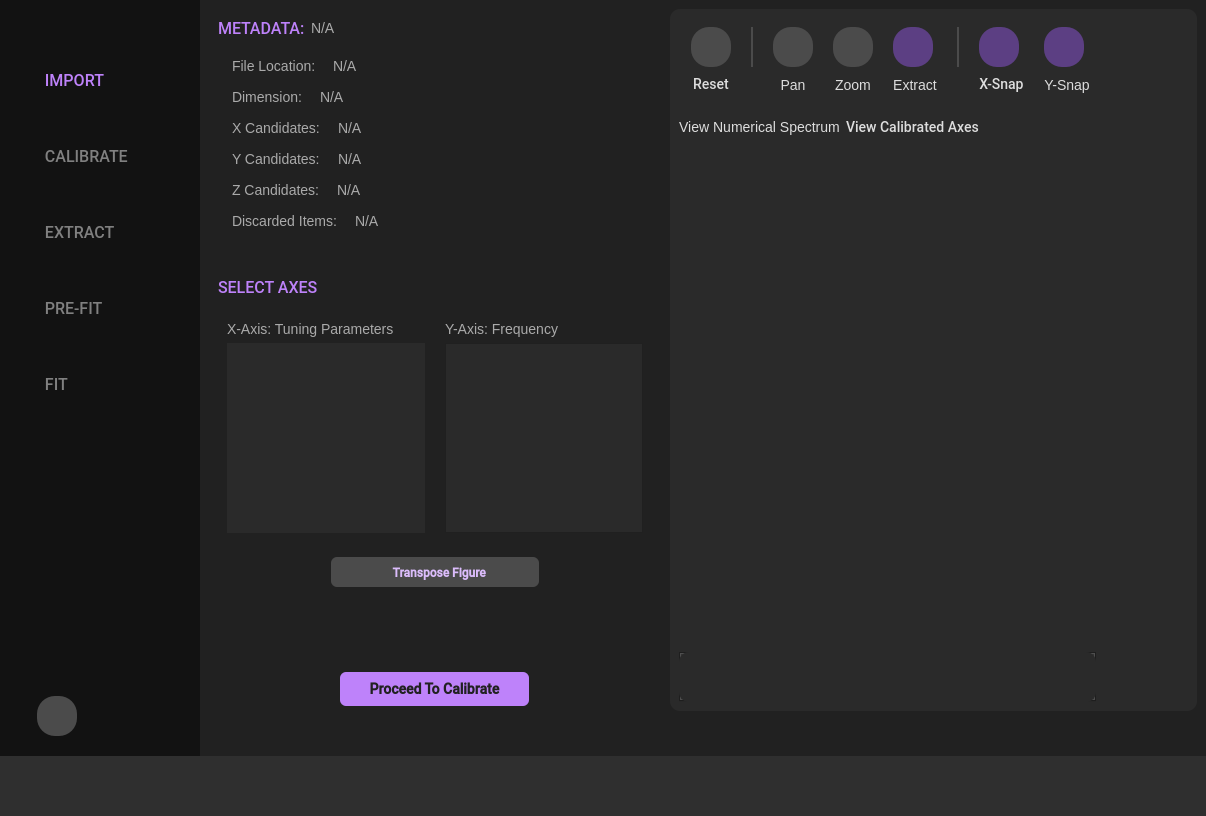
The window that resources/ui_window.ui (scqubits/qfit) describes before a commit, drawn with Qt 5.
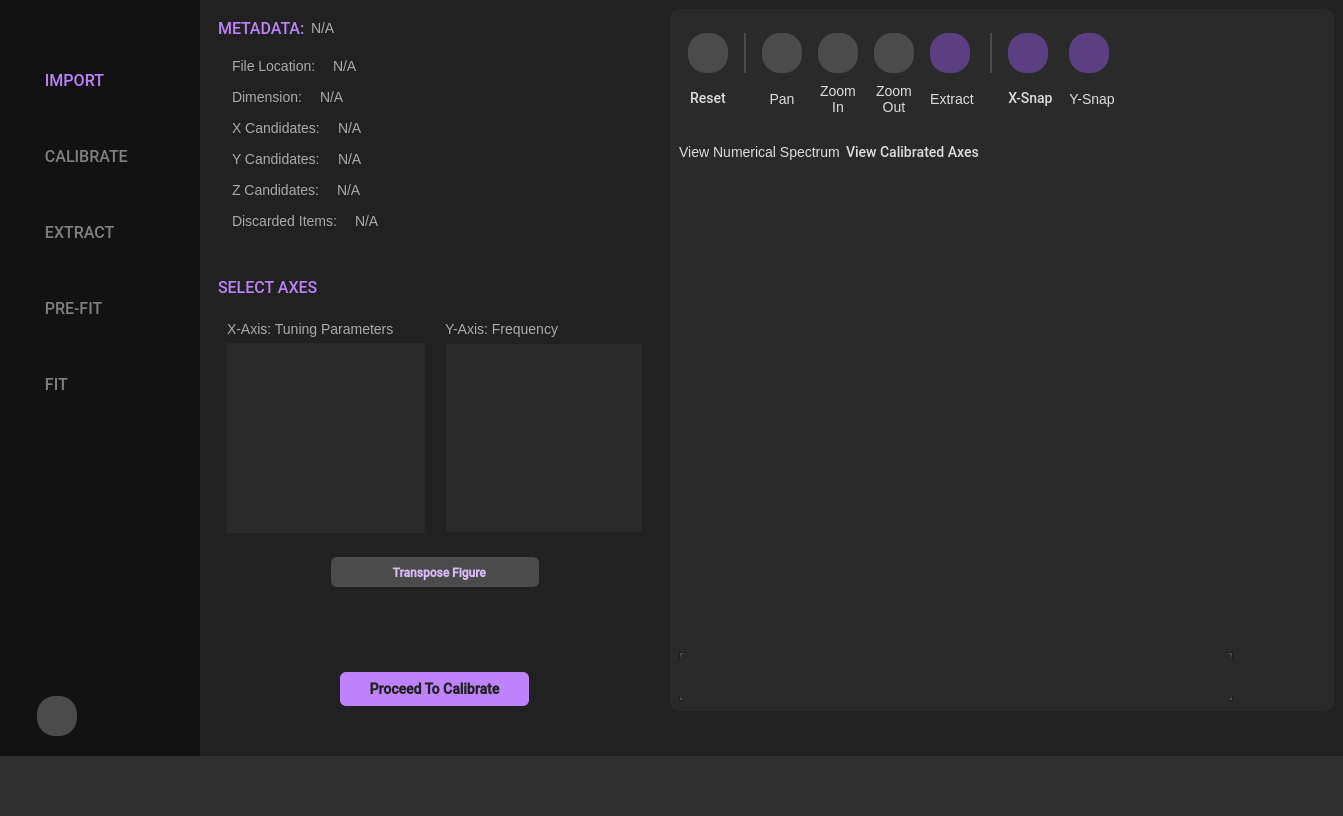
The same window after the commit. Icons and pictures are not drawn. Custom widgets are drawn as their Qt base class.

Commit message: Add zoom out feature (#45)

```diff
--- a/resources/ui_window.ui
+++ b/resources/ui_window.ui
@@ -13,7 +13,7 @@
    <rect>
     <x>0</x>
     <y>0</y>
-    <width>1206</width>
+    <width>1343</width>
     <height>816</height>
    </rect>
   </property>
@@ -5297,7 +5297,7 @@
                <property name="minimumSize">
                 <size>
                  <width>0</width>
-                 <height>78</height>
+                 <height>103</height>
                 </size>
                </property>
                <property name="maximumSize">
@@ -5338,25 +5338,60 @@
 </string>
                </property>
                <layout class="QGridLayout" name="gridLayout_6">
-                <property name="leftMargin">
-                 <number>12</number>
-                </property>
-                <property name="bottomMargin">
-                 <number>0</number>
-                </property>
                 <property name="horizontalSpacing">
-                 <number>20</number>
+                 <number>16</number>
                 </property>
-                <item row="2" column="3">
-                 <widget class="QLabel" name="label_34">
+                <item row="0" column="0">
+                 <widget class="QPushButton" name="resetViewButton">
+                  <property name="sizePolicy">
+                   <sizepolicy hsizetype="Fixed" vsizetype="Fixed">
+                    <horstretch>0</horstretch>
+                    <verstretch>0</verstretch>
+                   </sizepolicy>
+                  </property>
+                  <property name="minimumSize">
+                   <size>
+                    <width>40</width>
+                    <height>40</height>
+                   </size>
+                  </property>
+                  <property name="toolTip">
+                   <string notr="true">Reset plot area</string>
+                  </property>
+                  <property name="text">
+                   <string/>
+                  </property>
+                  <property name="icon">
+                   <iconset resource="resources.qrc">
+                    <normaloff>:/icons/svg/reset.svg</normaloff>:/icons/svg/reset.svg</iconset>
+                  </property>
+                  <property name="iconSize">
+                   <size>
+                    <width>20</width>
+                    <height>20</height>
+                   </size>
+                  </property>
+                 </widget>
+                </item>
+                <item row="0" column="1">
+                 <widget class="QLabel" name="label_51">
+                  <property name="minimumSize">
+                   <size>
+                    <width>2</width>
+                    <height>0</height>
+                   </size>
+                  </property>
+                  <property name="maximumSize">
+                   <size>
+                    <width>2</width>
+                    <height>16777215</height>
+                   </size>
+                  </property>
                   <property name="styleSheet">
-                   <string notr="true">color: #DDDDDD; background-color: transparent;</string>
+                   <string notr="true">background-color: #4B4B4B</string>
                   </property>
                   <property name="text">
-                   <string>Zoom</string>
-                  </property>
-                  <property name="alignment">
-                   <set>Qt::AlignmentFlag::AlignCenter</set>
+                   <string/>
                   </property>
                  </widget>
                 </item>
@@ -5447,33 +5482,116 @@
                   </property>
                  </widget>
                 </item>
-                <item row="2" column="2">
-                 <widget class="QLabel" name="label_27">
-                  <property name="styleSheet">
-                   <string notr="true">color: #DDDDDD; background-color: transparent;</string>
+                <item row="0" column="4">
+                 <widget class="QPushButton" name="zoomOutViewButton">
+                  <property name="sizePolicy">
+                   <sizepolicy hsizetype="Fixed" vsizetype="Fixed">
+                    <horstretch>0</horstretch>
+                    <verstretch>0</verstretch>
+                   </sizepolicy>
                   </property>
+                  <property name="minimumSize">
+                   <size>
+                    <width>40</width>
+                    <height>40</height>
+                   </size>
+                  </property>
+                  <property name="cursor">
+                   <cursorShape>ArrowCursor</cursorShape>
+                  </property>
+                  <property name="toolTip">
+                   <string notr="true">Zoom-out mode: Click to zoom out</string>
+                  </property>
                   <property name="text">
-                   <string>Pan</string>
+                   <string/>
                   </property>
-                  <property name="alignment">
-                   <set>Qt::AlignmentFlag::AlignCenter</set>
+                  <property name="icon">
+                   <iconset resource="resources.qrc">
+                    <normaloff>:/icons/svg/zoom-out.svg</normaloff>
+                    <normalon>:/icons/svg/zoom-out-on.svg</normalon>:/icons/svg/zoom-out.svg</iconset>
                   </property>
+                  <property name="iconSize">
+                   <size>
+                    <width>20</width>
+                    <height>20</height>
+                   </size>
+                  </property>
+                  <property name="checkable">
+                   <bool>false</bool>
+                  </property>
+                  <property name="autoExclusive">
+                   <bool>true</bool>
+                  </property>
                  </widget>
                 </item>
-                <item row="2" column="8">
-                 <widget class="QLabel" name="label_35">
-                  <property name="styleSheet">
-                   <string notr="true">color: #DDDDDD; background-color: transparent;</string>
+                <item row="0" column="5">
+                 <widget class="QPushButton" name="selectViewButton">
+                  <property name="sizePolicy">
+                   <sizepolicy hsizetype="Fixed" vsizetype="Fixed">
+                    <horstretch>0</horstretch>
+                    <verstretch>0</verstretch>
+                   </sizepolicy>
                   </property>
+                  <property name="minimumSize">
+                   <size>
+                    <width>40</width>
+                    <height>40</height>
+                   </size>
+                  </property>
+                  <property name="cursor">
+                   <cursorShape>ArrowCursor</cursorShape>
+                  </property>
+                  <property name="toolTip">
+                   <string notr="true">Extract mode: Click to extract peaks</string>
+                  </property>
                   <property name="text">
-                   <string>Y-Snap</string>
+                   <string/>
                   </property>
-                  <property name="alignment">
-                   <set>Qt::AlignmentFlag::AlignCenter</set>
+                  <property name="icon">
+                   <iconset resource="resources.qrc">
+                    <normaloff>:/icons/svg/extract.svg</normaloff>
+                    <normalon>:/icons/svg/extract-on.svg</normalon>:/icons/svg/extract.svg</iconset>
+                  </property>
+                  <property name="iconSize">
+                   <size>
+                    <width>20</width>
+                    <height>20</height>
+                   </size>
+                  </property>
+                  <property name="checkable">
+                   <bool>true</bool>
+                  </property>
+                  <property name="checked">
+                   <bool>true</bool>
+                  </property>
+                  <property name="autoExclusive">
+                   <bool>true</bool>
                   </property>
                  </widget>
                 </item>
                 <item row="0" column="6">
+                 <widget class="QLabel" name="label_50">
+                  <property name="minimumSize">
+                   <size>
+                    <width>2</width>
+                    <height>0</height>
+                   </size>
+                  </property>
+                  <property name="maximumSize">
+                   <size>
+                    <width>2</width>
+                    <height>16777215</height>
+                   </size>
+                  </property>
+                  <property name="styleSheet">
+                   <string notr="true">background-color: #4B4B4B</string>
+                  </property>
+                  <property name="text">
+                   <string/>
+                  </property>
+                 </widget>
+                </item>
+                <item row="0" column="7">
                  <widget class="QPushButton" name="horizontalSnapButton">
                   <property name="sizePolicy">
                    <sizepolicy hsizetype="Fixed" vsizetype="Fixed">
@@ -5515,160 +5633,6 @@
                   </property>
                  </widget>
                 </item>
-                <item row="0" column="5">
-                 <widget class="QLabel" name="label_50">
-                  <property name="minimumSize">
-                   <size>
-                    <width>2</width>
-                    <height>0</height>
-                   </size>
-                  </property>
-                  <property name="maximumSize">
-                   <size>
-                    <width>2</width>
-                    <height>16777215</height>
-                   </size>
-                  </property>
-                  <property name="styleSheet">
-                   <string notr="true">background-color: #4B4B4B</string>
-                  </property>
-                  <property name="text">
-                   <string/>
-                  </property>
-                 </widget>
-                </item>
-                <item row="0" column="9">
-                 <spacer name="horizontalSpacer_8">
-                  <property name="orientation">
-                   <enum>Qt::Orientation::Horizontal</enum>
-                  </property>
-                  <property name="sizeType">
-                   <enum>QSizePolicy::Policy::MinimumExpanding</enum>
-                  </property>
-                  <property name="sizeHint" stdset="0">
-                   <size>
-                    <width>5</width>
-                    <height>10</height>
-                   </size>
-                  </property>
-                 </spacer>
-                </item>
-                <item row="0" column="0">
-                 <widget class="QPushButton" name="resetViewButton">
-                  <property name="sizePolicy">
-                   <sizepolicy hsizetype="Fixed" vsizetype="Fixed">
-                    <horstretch>0</horstretch>
-                    <verstretch>0</verstretch>
-                   </sizepolicy>
-                  </property>
-                  <property name="minimumSize">
-                   <size>
-                    <width>40</width>
-                    <height>40</height>
-                   </size>
-                  </property>
-                  <property name="toolTip">
-                   <string notr="true">Reset plot area</string>
-                  </property>
-                  <property name="text">
-                   <string/>
-                  </property>
-                  <property name="icon">
-                   <iconset resource="resources.qrc">
-                    <normaloff>:/icons/svg/reset.svg</normaloff>:/icons/svg/reset.svg</iconset>
-                  </property>
-                  <property name="iconSize">
-                   <size>
-                    <width>20</width>
-                    <height>20</height>
-                   </size>
-                  </property>
-                 </widget>
-                </item>
-                <item row="0" column="4">
-                 <widget class="QPushButton" name="selectViewButton">
-                  <property name="sizePolicy">
-                   <sizepolicy hsizetype="Fixed" vsizetype="Fixed">
-                    <horstretch>0</horstretch>
-                    <verstretch>0</verstretch>
-                   </sizepolicy>
-                  </property>
-                  <property name="minimumSize">
-                   <size>
-                    <width>40</width>
-                    <height>40</height>
-                   </size>
-                  </property>
-                  <property name="cursor">
-                   <cursorShape>ArrowCursor</cursorShape>
-                  </property>
-                  <property name="toolTip">
-                   <string notr="true">Extract mode: Click to extract peaks</string>
-                  </property>
-                  <property name="text">
-                   <string/>
-                  </property>
-                  <property name="icon">
-                   <iconset resource="resources.qrc">
-                    <normaloff>:/icons/svg/extract.svg</normaloff>
-                    <normalon>:/icons/svg/extract-on.svg</normalon>:/icons/svg/extract.svg</iconset>
-                  </property>
-                  <property name="iconSize">
-                   <size>
-                    <width>20</width>
-                    <height>20</height>
-                   </size>
-                  </property>
-                  <property name="checkable">
-                   <bool>true</bool>
-                  </property>
-                  <property name="checked">
-                   <bool>true</bool>
-                  </property>
-                  <property name="autoExclusive">
-                   <bool>true</bool>
-                  </property>
-                 </widget>
-                </item>
-                <item row="2" column="6">
-                 <widget class="QLabel" name="label_37">
-                  <property name="font">
-                   <font>
-                    <family>Roboto Medium</family>
-                    <pointsize>-1</pointsize>
-                   </font>
-                  </property>
-                  <property name="styleSheet">
-                   <string notr="true">color: #DDDDDD; background-color: transparent;</string>
-                  </property>
-                  <property name="text">
-                   <string>X-Snap</string>
-                  </property>
-                  <property name="alignment">
-                   <set>Qt::AlignmentFlag::AlignCenter</set>
-                  </property>
-                 </widget>
-                </item>
-                <item row="2" column="0">
-                 <widget class="QLabel" name="label_9">
-                  <property name="font">
-                   <font>
-                    <family>Roboto Medium</family>
-                    <pointsize>-1</pointsize>
-                    <bold>false</bold>
-                   </font>
-                  </property>
-                  <property name="styleSheet">
-                   <string notr="true">color: #DDDDDD; background-color: transparent;</string>
-                  </property>
-                  <property name="text">
-                   <string>Reset</string>
-                  </property>
-                  <property name="alignment">
-                   <set>Qt::AlignmentFlag::AlignCenter</set>
-                  </property>
-                 </widget>
-                </item>
                 <item row="0" column="8">
                  <widget class="QPushButton" name="verticalSnapButton">
                   <property name="sizePolicy">
@@ -5711,7 +5675,102 @@
                   </property>
                  </widget>
                 </item>
-                <item row="2" column="4">
+                <item row="0" column="9">
+                 <spacer name="horizontalSpacer_8">
+                  <property name="orientation">
+                   <enum>Qt::Horizontal</enum>
+                  </property>
+                  <property name="sizeType">
+                   <enum>QSizePolicy::MinimumExpanding</enum>
+                  </property>
+                  <property name="sizeHint" stdset="0">
+                   <size>
+                    <width>5</width>
+                    <height>10</height>
+                   </size>
+                  </property>
+                 </spacer>
+                </item>
+                <item row="1" column="0">
+                 <widget class="QLabel" name="label_9">
+                  <property name="font">
+                   <font>
+                    <family>Roboto Medium</family>
+                    <pointsize>-1</pointsize>
+                    <bold>false</bold>
+                   </font>
+                  </property>
+                  <property name="styleSheet">
+                   <string notr="true">color: #DDDDDD; background-color: transparent;</string>
+                  </property>
+                  <property name="text">
+                   <string>Reset</string>
+                  </property>
+                  <property name="alignment">
+                   <set>Qt::AlignCenter</set>
+                  </property>
+                 </widget>
+                </item>
+                <item row="1" column="2">
+                 <widget class="QLabel" name="label_27">
+                  <property name="styleSheet">
+                   <string notr="true">color: #DDDDDD; background-color: transparent;</string>
+                  </property>
+                  <property name="text">
+                   <string>Pan</string>
+                  </property>
+                  <property name="alignment">
+                   <set>Qt::AlignCenter</set>
+                  </property>
+                 </widget>
+                </item>
+                <item row="1" column="3">
+                 <widget class="QLabel" name="label_34">
+                  <property name="sizePolicy">
+                   <sizepolicy hsizetype="Preferred" vsizetype="Preferred">
+                    <horstretch>0</horstretch>
+                    <verstretch>0</verstretch>
+                   </sizepolicy>
+                  </property>
+                  <property name="minimumSize">
+                   <size>
+                    <width>0</width>
+                    <height>0</height>
+                   </size>
+                  </property>
+                  <property name="styleSheet">
+                   <string notr="true">color: #DDDDDD; background-color: transparent;</string>
+                  </property>
+                  <property name="text">
+                   <string>Zoom
+In</string>
+                  </property>
+                  <property name="alignment">
+                   <set>Qt::AlignCenter</set>
+                  </property>
+                  <property name="wordWrap">
+                   <bool>false</bool>
+                  </property>
+                  <property name="indent">
+                   <number>-1</number>
+                  </property>
+                 </widget>
+                </item>
+                <item row="1" column="4">
+                 <widget class="QLabel" name="label_40">
+                  <property name="styleSheet">
+                   <string notr="true">color: #DDDDDD; background-color: transparent;</string>
+                  </property>
+                  <property name="text">
+                   <string>Zoom
+Out</string>
+                  </property>
+                  <property name="alignment">
+                   <set>Qt::AlignCenter</set>
+                  </property>
+                 </widget>
+                </item>
+                <item row="1" column="5">
                  <widget class="QLabel" name="label_36">
                   <property name="styleSheet">
                    <string notr="true">color: #DDDDDD; background-color: transparent;</string>
@@ -5724,25 +5783,35 @@
                   </property>
                  </widget>
                 </item>
-                <item row="0" column="1">
-                 <widget class="QLabel" name="label_51">
-                  <property name="minimumSize">
-                   <size>
-                    <width>2</width>
-                    <height>0</height>
-                   </size>
+                <item row="1" column="7">
+                 <widget class="QLabel" name="label_37">
+                  <property name="font">
+                   <font>
+                    <family>Roboto Medium</family>
+                    <pointsize>-1</pointsize>
+                   </font>
                   </property>
-                  <property name="maximumSize">
-                   <size>
-                    <width>2</width>
-                    <height>16777215</height>
-                   </size>
+                  <property name="styleSheet">
+                   <string notr="true">color: #DDDDDD; background-color: transparent;</string>
                   </property>
+                  <property name="text">
+                   <string>X-Snap</string>
+                  </property>
+                  <property name="alignment">
+                   <set>Qt::AlignCenter</set>
+                  </property>
+                 </widget>
+                </item>
+                <item row="1" column="8">
+                 <widget class="QLabel" name="label_35">
                   <property name="styleSheet">
-                   <string notr="true">background-color: #4B4B4B</string>
+                   <string notr="true">color: #DDDDDD; background-color: transparent;</string>
                   </property>
                   <property name="text">
-                   <string/>
+                   <string>Y-Snap</string>
+                  </property>
+                  <property name="alignment">
+                   <set>Qt::AlignCenter</set>
                   </property>
                  </widget>
                 </item>
```
Left out of the diff: 310 changed lines with no effect on the pictures. The commit also changes 12 other files.
